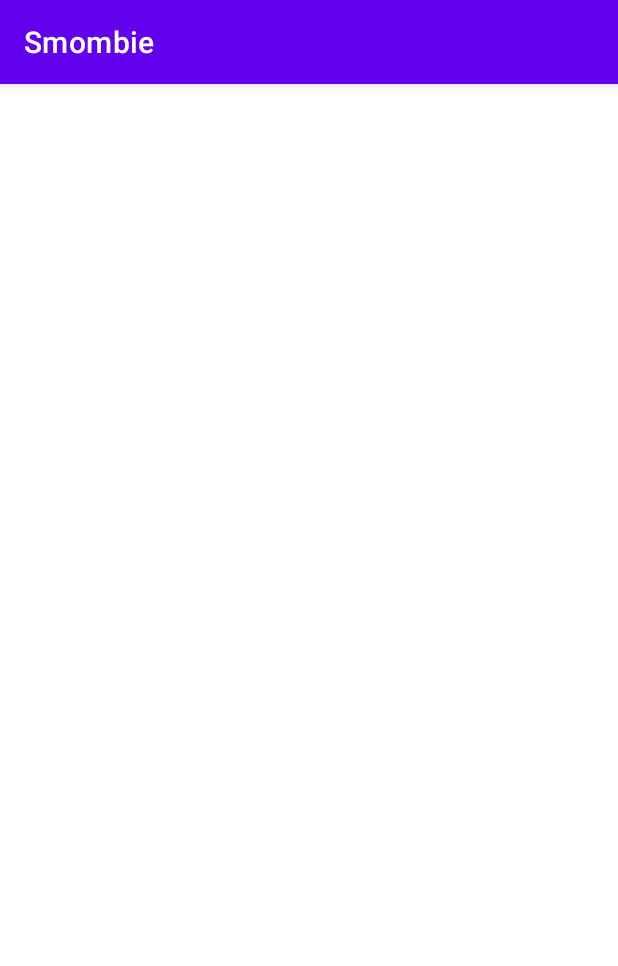
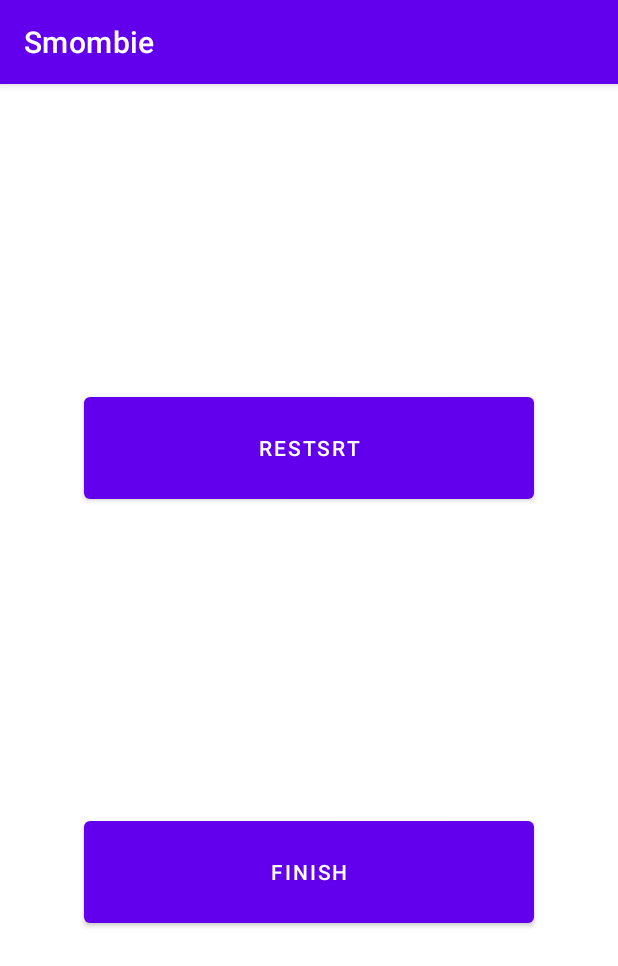
Before and after one commit to cacaoMath/Smombie, an Android app: the MeasurementResultActivity screen opened directly, with no data from a screen before it, on a phone screen of 412 x 824 dp. Shown: the top 966 px of the screen. Run offline under Robolectric (Android 15) with nearby library versions, the phone set to English and light mode, and no system bars.

Commit message:
add : 結果画面にボタンを追加 mod : 細かい修正

```diff
--- a/app/src/main/java/com/example/smombie/MainActivity.kt
+++ b/app/src/main/java/com/example/smombie/MainActivity.kt
@@ -55,6 +55,7 @@ class MainActivity : AppCompatActivity() {
 
         }
 
+        //todo:今後firebase storageから問題をダウンロードして使えるようにする用
         val qdl = QuestionDownloader()
         //qdl.showFileDetail()
 
--- a/app/src/main/java/com/example/smombie/MeasurementResultActivity.kt
+++ b/app/src/main/java/com/example/smombie/MeasurementResultActivity.kt
@@ -1,9 +1,11 @@
 package com.example.smombie
 
+import android.content.Intent
 import android.os.Build
 import androidx.appcompat.app.AppCompatActivity
 import android.os.Bundle
 import android.util.Log
+import android.widget.Button
 import androidx.annotation.RequiresApi
 import java.time.LocalDateTime
 
@@ -17,6 +19,9 @@ class MeasurementResultActivity : AppCompatActivity() {
         super.onCreate(savedInstanceState)
         setContentView(R.layout.activity_measurement_result)
 
+        val finishBtn: Button = findViewById(R.id.finishBtn)
+        val restartBtn: Button = findViewById(R.id.restartBtn)
+
         val rightData = intent.extras?.getString("RightData") ?:""
         val answeredData = intent.extras?.getString("AnsweredData") ?:""
         val answerTimeData = intent.extras?.getString("AnswerTimeData") ?:""
@@ -25,5 +30,20 @@ class MeasurementResultActivity : AppCompatActivity() {
         //データをcsvに保存
         dataManager = DataFileManager(this.applicationContext)
         dataManager?.saveData("${answeredData},${rightData},${answerTimeData},${Metadata.getNote()},${Metadata.getPattern()},${Metadata.getLabel()},${LocalDateTime.now()}")
+
+        restartBtn.setOnClickListener {
+            val measurementIntent = Intent(applicationContext, MeasurementActivity::class.java)
+            startActivity(measurementIntent)
+            finish()
+        }
+
+        finishBtn.setOnClickListener {
+            val mainIntent = Intent(applicationContext, MainActivity::class.java)
+            //メタデータをリセットする
+            Metadata.resetValues()
+            startActivity(mainIntent)
+            finish()
+        }
+
     }
 }
--- a/app/src/main/res/layout/activity_measurement_result.xml
+++ b/app/src/main/res/layout/activity_measurement_result.xml
@@ -6,4 +6,26 @@
     android:layout_height="match_parent"
     tools:context=".MeasurementResultActivity">
 
+    <Button
+        android:id="@+id/restartBtn"
+        android:layout_width="300dp"
+        android:layout_height="80dp"
+        android:text="Restsrt"
+        app:layout_constraintBottom_toTopOf="@+id/finishBtn"
+        app:layout_constraintEnd_toEndOf="parent"
+        app:layout_constraintHorizontal_bias="0.5"
+        app:layout_constraintStart_toStartOf="parent"
+        app:layout_constraintTop_toTopOf="parent" />
+
+    <Button
+        android:id="@+id/finishBtn"
+        android:layout_width="300dp"
+        android:layout_height="80dp"
+        android:text="Finish"
+        app:layout_constraintBottom_toBottomOf="parent"
+        app:layout_constraintEnd_toEndOf="parent"
+        app:layout_constraintHorizontal_bias="0.5"
+        app:layout_constraintStart_toStartOf="parent"
+        app:layout_constraintTop_toBottomOf="@+id/restartBtn"
+        app:layout_constraintVertical_bias="0.276" />
 </androidx.constraintlayout.widget.ConstraintLayout>
```
